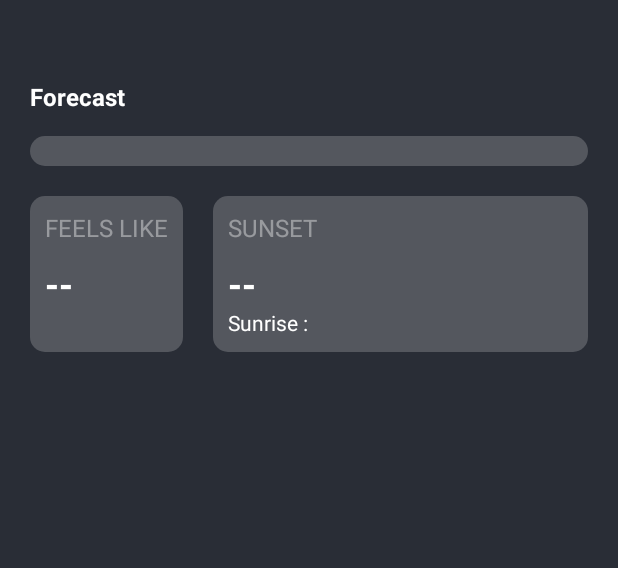
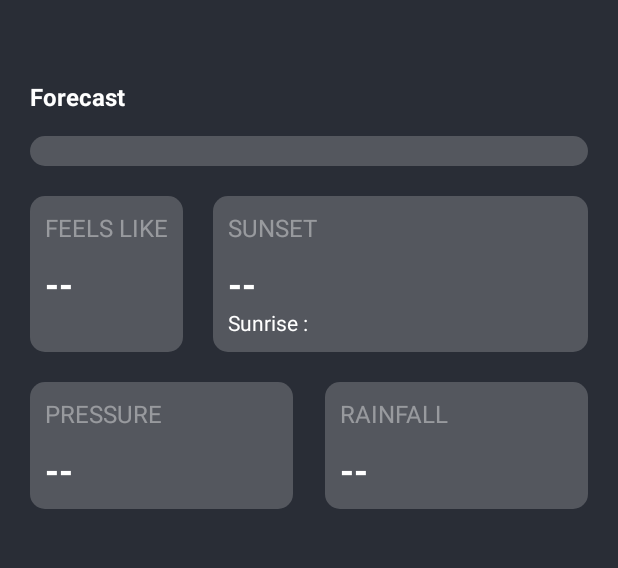
Before and after one commit to benzkittisak/Android-P2-WeatherApp, an Android app: the screen it shows after launch (MainActivity), on a phone screen of 412 x 824 dp, the part 551-1119 px from its top. Run offline under Robolectric (Android 15) with nearby library versions, the phone set to English and light mode, and no system bars; our stand-ins replace Picasso, Volley; pictures from the network do not load.

Commit message:
update forecast and ui system

```diff
--- a/app/src/main/java/kpdev/enterprise/weatherapp/MainActivity.java
+++ b/app/src/main/java/kpdev/enterprise/weatherapp/MainActivity.java
@@ -55,7 +55,7 @@ public class MainActivity extends AppCompatActivity implements LocationListener
 
     private CoordinatorLayout coordinator_layout;
     private ProgressBar loadingPB;
-    private TextView cityNameTV , temperatureTV , conditionTV , feelLikeTV , sunsetTV ,sunriseTV ;
+    private TextView cityNameTV , temperatureTV , conditionTV , feelLikeTV , sunsetTV ,sunriseTV , pressureTV , rainFallTV ;
     private RecyclerView weatherRV , forecaseRV;
     private ImageView backIV , iconIV ;
 
@@ -93,9 +93,12 @@ public class MainActivity extends AppCompatActivity implements LocationListener
 
         coordinator_layout = findViewById(R.id.coordinator_layout);
         loadingPB = findViewById(R.id.idLoading);
+
         cityNameTV = findViewById(R.id.idTVCityName);
         temperatureTV = findViewById(R.id.idTVTemperature);
         conditionTV = findViewById(R.id.idTVCondition);
+        pressureTV = findViewById(R.id.idTVPressure);
+        rainFallTV = findViewById(R.id.idTVRain);
 
         weatherRV = findViewById(R.id.idRVWeather);
         forecaseRV = findViewById(R.id.idRVForecastFuture);
@@ -209,6 +212,8 @@ public class MainActivity extends AppCompatActivity implements LocationListener
                     String feelLike = response.getJSONObject("current").getString("feelslike_c");
                     feelLikeTV.setText(feelLike + "°c");
 
+                    String pressSure = response.getJSONObject("current").getString("pressure_mb");
+                    pressureTV.setText(pressSure + " hPa");
 
                     if(isDay == 1){
                         // in morning appBarLayout
@@ -229,12 +234,16 @@ public class MainActivity extends AppCompatActivity implements LocationListener
 
                     JSONArray hourArray = forecastO.getJSONArray("hour");
 
+                    String rainFall = hourArray.getJSONObject(0).getString("chance_of_rain");
+                    rainFallTV.setText(rainFall + '%');
+
                     for(int i =0  ; i<hourArray.length() ; i++){
                         JSONObject hourObject = hourArray.getJSONObject(i);
                         String time = hourObject.getString("time");
                         String temper = hourObject.getString("temp_c");
                         String img = hourObject.getJSONObject("condition").getString("icon");
                         String wind = hourObject.getString("wind_kph");
+
 
                         // เพิ่มข้อมูลเข้าไปในตัว Adapter
                         weatherRVModalArrayList.add(new WeatherRVModal(time , temper , img , wind));
--- a/app/src/main/res/layout/activity_main.xml
+++ b/app/src/main/res/layout/activity_main.xml
@@ -187,7 +187,80 @@
                             android:text="Sunrise :"
                             android:textColor="@color/white" />
                     </RelativeLayout>
+
                 </LinearLayout>
+
+                <RelativeLayout
+                    android:id="@+id/cardView4"
+                    android:layout_width="match_parent"
+                    android:layout_height="wrap_content"
+                    android:layout_below="@id/cardView3"
+                    android:layout_marginStart="20dp"
+                    android:layout_marginLeft="20dp"
+                    android:layout_marginEnd="20dp"
+                    android:layout_marginRight="20dp"
+                    android:layout_marginBottom="20dp">
+
+                    <RelativeLayout
+                        android:id="@+id/idRLPressure"
+                        android:layout_width="175dp"
+                        android:layout_height="wrap_content"
+                        android:background="@drawable/card_2_background"
+                        android:padding="10dp"
+
+                        >
+
+                        <TextView
+                            android:id="@+id/textView6"
+                            android:layout_width="wrap_content"
+                            android:layout_height="wrap_content"
+                            android:text="PRESSURE"
+                            android:textColor="#66FFFFFF"
+                            android:textSize="16sp"
+                            android:textStyle="normal" />
+
+                        <TextView
+                            android:id="@+id/idTVPressure"
+                            android:layout_width="wrap_content"
+                            android:layout_height="wrap_content"
+                            android:layout_below="@id/textView6"
+                            android:layout_marginTop="10dp"
+                            android:text="--"
+                            android:textColor="@color/white"
+                            android:textSize="24sp"
+                            android:textStyle="bold" />
+                    </RelativeLayout>
+
+                    <RelativeLayout
+                        android:id="@+id/idRLRain"
+                        android:layout_width="175dp"
+                        android:layout_height="wrap_content"
+                        android:layout_alignParentRight="true"
+
+                        android:background="@drawable/card_2_background"
+                        android:padding="10dp">
+
+                        <TextView
+                            android:id="@+id/textView7"
+                            android:layout_width="wrap_content"
+                            android:layout_height="wrap_content"
+                            android:text="RAINFALL"
+                            android:textColor="#66FFFFFF"
+                            android:textSize="16sp"
+                            android:textStyle="normal" />
+
+                        <TextView
+                            android:id="@+id/idTVRain"
+                            android:layout_width="wrap_content"
+                            android:layout_height="wrap_content"
+                            android:layout_below="@id/textView7"
+                            android:layout_marginTop="10dp"
+                            android:text="--"
+                            android:textColor="@color/white"
+                            android:textSize="24sp"
+                            android:textStyle="bold" />
+                    </RelativeLayout>
+                </RelativeLayout>
 
             </RelativeLayout>
 
```
